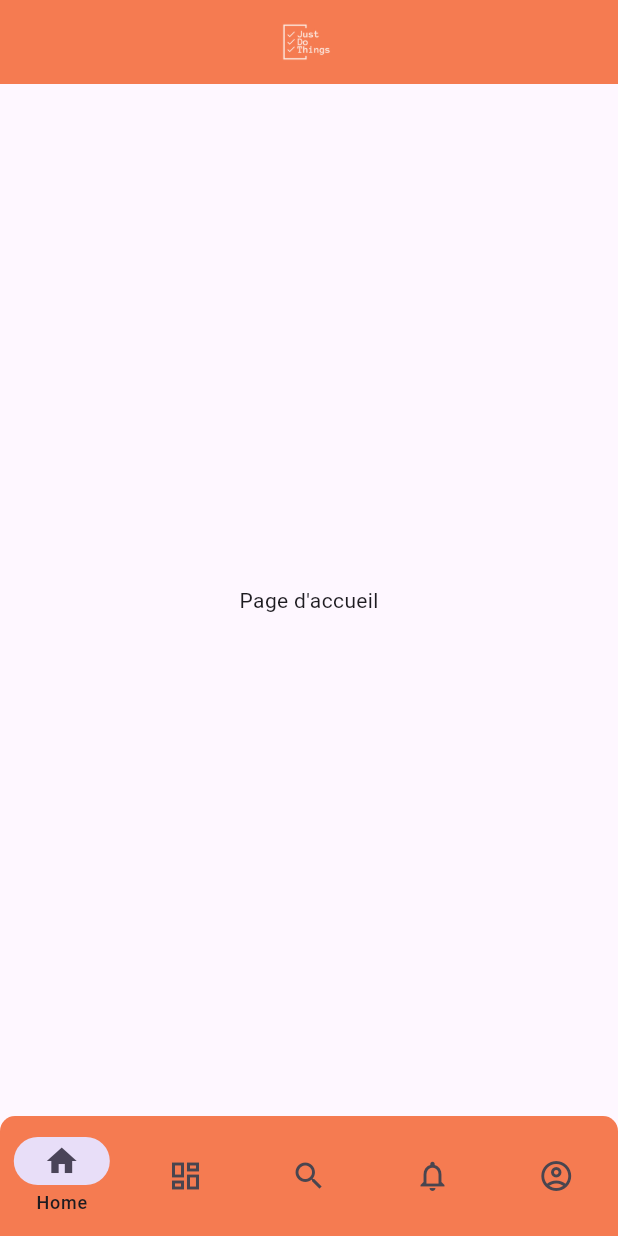
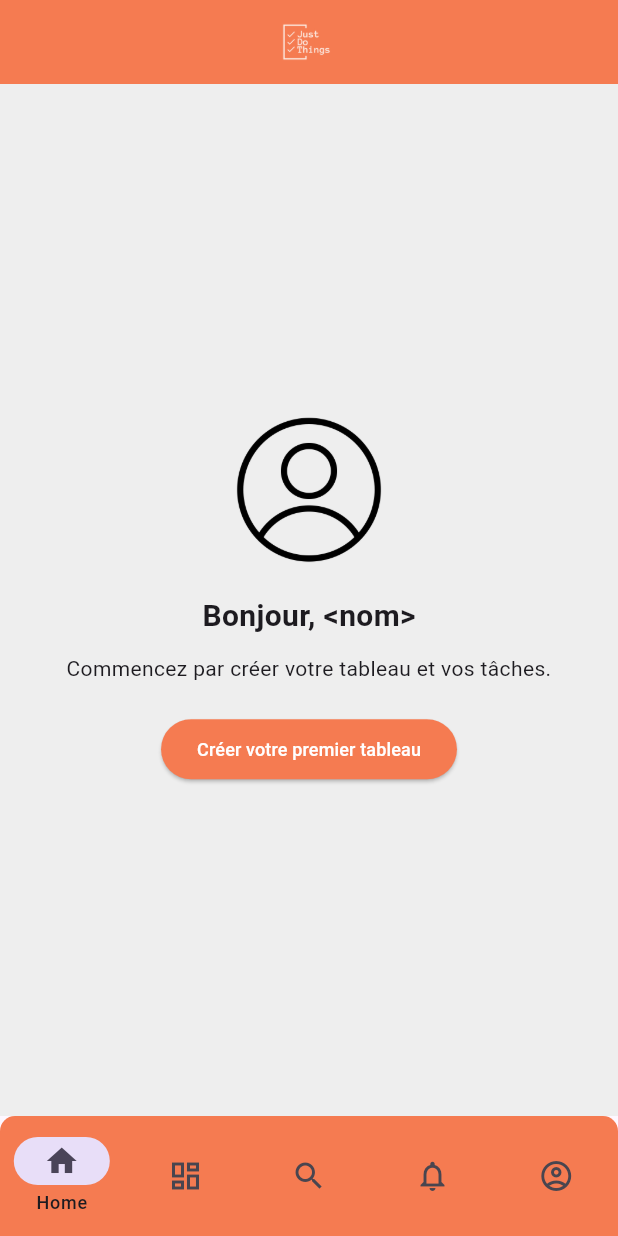
Before and after one commit to iamhmh/flutter_trello_app, a Flutter app: the DashboardScreen screen opened directly, on a phone screen of 412 x 824 dp. Run offline on Flutter 3.47's test engine with Material 3 defaults, Android fonts, the light colour scheme and no system bars; generated files the repository leaves out were written again.

Commit message:
[update] dashboard update, nav update - Everything OK

```diff
--- a/trello_app/lib/src/screens/dashboard_screen.dart
+++ b/trello_app/lib/src/screens/dashboard_screen.dart
@@ -10,13 +10,13 @@
 class _DashboardScreenState extends State<DashboardScreen> {
   int _selectedIndex = 0;
 
-  static List<Widget> _widgetOptions = <Widget>[
-    Center(child: Text('Page d\'accueil')),
-    Center(child: Text('Mes tableaux')),
-    Center(child: Text('Recherchez')),
-    Center(child: Text('Notifications')),
-    Center(child: Text('Compte')),
-  ];
+  List<Widget> _widgetOptions() => [
+        DashboardContent(), // Ici, tu utilises le widget DashboardContent pour la page d'accueil
+        Center(child: Text('Mes tableaux')),
+        Center(child: Text('Recherchez')),
+        Center(child: Text('Notifications')),
+        Center(child: Text('Compte')),
+      ];
 
   void _onItemTapped(int index) {
     setState(() {
@@ -28,7 +28,7 @@
   Widget build(BuildContext context) {
     return Scaffold(
       appBar: CustomAppBar(),
-      body: _widgetOptions.elementAt(_selectedIndex),
+      body: _widgetOptions().elementAt(_selectedIndex),
       bottomNavigationBar: CustomNavigationBar(
         selectedIndex: _selectedIndex,
         onItemTapped: _onItemTapped,
@@ -36,3 +36,52 @@
     );
   }
 }
+
+class DashboardContent extends StatelessWidget {
+  final String userName =
+      "<nom>"; // Adapte cette partie selon ton cas d'utilisation
+
+  @override
+  Widget build(BuildContext context) {
+    return Container(
+      color: Colors.grey[200], // Couleur de fond
+      width: double.infinity,
+      padding: EdgeInsets.all(20),
+      child: Column(
+        mainAxisAlignment: MainAxisAlignment.center,
+        crossAxisAlignment: CrossAxisAlignment.center,
+        children: <Widget>[
+          CircleAvatar(
+            backgroundImage: AssetImage(
+                "assets/images/utilisateur.png"), // Adapte avec l'image de l'utilisateur
+            radius: 50,
+            backgroundColor: Colors.transparent,
+          ),
+          SizedBox(height: 20),
+          Text(
+            "Bonjour, $userName",
+            style: TextStyle(fontSize: 20, fontWeight: FontWeight.bold),
+          ),
+          SizedBox(height: 10),
+          Text(
+            "Commencez par créer votre tableau et vos tâches.",
+            textAlign: TextAlign.center,
+          ),
+          SizedBox(height: 20),
+          ElevatedButton(
+            onPressed: () {
+              // Implémente la logique de création de tableau ici
+            },
+            child: Text(
+              "Créer votre premier tableau",
+              style: TextStyle(fontSize: 12, color: Colors.white),
+            ),
+            style: ElevatedButton.styleFrom(
+              backgroundColor: Color(0xfff57b51), // Couleur du bouton
+            ),
+          ),
+        ],
+      ),
+    );
+  }
+}
--- a/trello_app/lib/src/screens/home_screen.dart
+++ b/trello_app/lib/src/screens/home_screen.dart
@@ -15,15 +15,15 @@
           child: Column(
             mainAxisSize: MainAxisSize.min,
             children: [
-              Text('Se connecter / S\'inscrire', style: TextStyle(fontSize: 20, fontWeight: FontWeight.bold)),
+              Text('Log in / Sign up', style: TextStyle(fontSize: 20, fontWeight: FontWeight.bold)),
               SizedBox(height: 20),
               ElevatedButton(
                 onPressed: () => _authService.authenticate(context), // Utilise authenticate pour la connexion
-                child: Text('Se connecter avec une adresse e-mail'),
+                child: Text('Log in with email'),
               ),
               ElevatedButton(
                 onPressed: () => _authService.authenticate(context), // Réutilise authenticate pour l'inscription
-                child: Text('Se connecter avec Google'),
+                child: Text('Log in with Google'),
               ),
             ],
           ),
@@ -58,7 +58,7 @@
                 Padding(
                   padding: const EdgeInsets.only(top: 40),
                   child: Text(
-                    'Gère tes tâches, tout simplement.',
+                    'Just manage your tasks.',
                     style: TextStyle(fontSize: 24, color: Color(0xfff8f3e5)),
                     textAlign: TextAlign.center,
                   ),
@@ -76,7 +76,7 @@
                       ),
                       onPressed: () => _showBottomSheet(context),
                       child: Text(
-                        'Connexion',
+                        'Log in',
                         style: TextStyle(fontSize: 12, color: Colors.black),
                       ),
                     ),
@@ -95,7 +95,7 @@
                       ),
                       onPressed: () => _showBottomSheet(context),
                       child: Text(
-                        'Inscription',
+                        'Sign up',
                         style: TextStyle(fontSize: 12, color: Colors.black),
                       ),
                     ),
```
Also changed, not shown: trello_app/assets/images/utilisateur.png (added).
